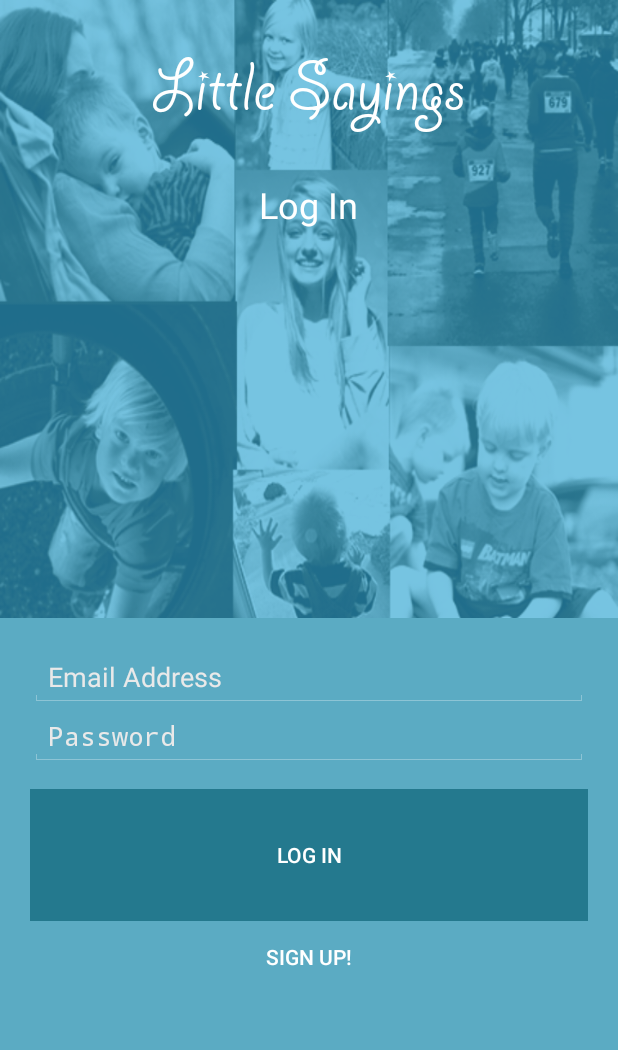
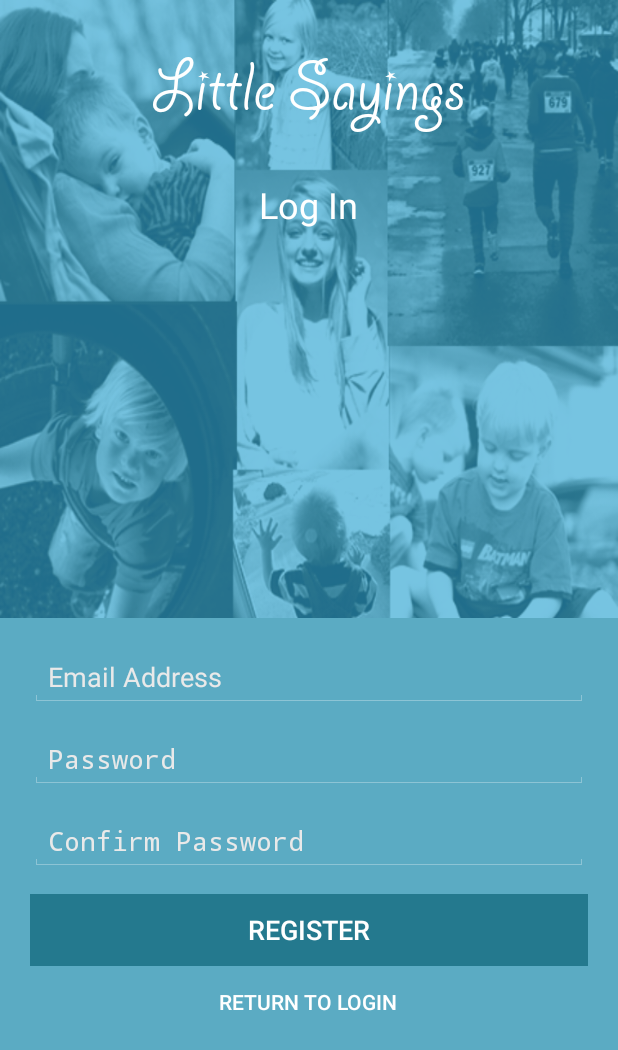
Before and after one commit to c3837433/Cross-Plaform, an Android app: the screen it shows after launch (LoginRegisterActivity), after a tap on "SIGN UP!", on a phone screen of 412 x 824 dp. Shown: the top 1050 px of the screen. Run offline under Robolectric (Android 15) with nearby library versions, the light colour scheme and no system bars; 2 statements that could not run were skipped.

Commit message:
User registers successfully and moves to the main list activity.

```diff
--- a/Sayings/app/src/main/AndroidManifest.xml
+++ b/Sayings/app/src/main/AndroidManifest.xml
@@ -23,6 +23,10 @@
             android:name=".LoginRegisterActivity"
             android:label="@string/title_activity_login_register" >
         </activity>
+        <activity
+            android:name=".SayingListActivity"
+            android:label="@string/title_activity_saying_list" >
+        </activity>
     </application>
 
 </manifest>
--- a/Sayings/app/src/main/java/com/example/angessmith/littlesayings/Fragment/LoginFragment.java
+++ b/Sayings/app/src/main/java/com/example/angessmith/littlesayings/Fragment/LoginFragment.java
@@ -1,4 +1,6 @@
 package com.example.angessmith.littlesayings.Fragment;
+
+// Created by AngeSSmith on 2/2/15.
 
 import android.app.Activity;
 import android.os.Bundle;
--- /dev/null
+++ b/Sayings/app/src/main/java/com/example/angessmith/littlesayings/Fragment/RegisterFragment.java
@@ -0,0 +1,112 @@
+package com.example.angessmith.littlesayings.Fragment;
+
+import android.app.Activity;
+import android.app.Fragment;
+import android.os.Bundle;
+import android.view.LayoutInflater;
+import android.view.View;
+import android.view.ViewGroup;
+import android.widget.Button;
+import android.widget.EditText;
+
+import com.example.angessmith.littlesayings.R;
+
+ // Created by AngeSSmith on 2/2/15.
+
+public class RegisterFragment extends Fragment implements View.OnClickListener {
+
+
+
+    // Create the tag
+    public static final String TAG = "LoginFragment.TAG";
+    // Set up the edit text views to get the entered data when user logs in
+    private EditText mRegEmailTextView;
+    private EditText mRegPasswordView;
+    private EditText mRevPasswordConfirmView;
+    // Define the listener interface for clicks
+    private OnRegisterFragmentButtonListener mListener;
+
+
+    public static RegisterFragment newInstance() {
+        return new RegisterFragment();
+    }
+
+    public RegisterFragment() {
+        // Required empty public constructor
+    }
+
+    @Override
+    public void onCreate(Bundle savedInstanceState) {
+        super.onCreate(savedInstanceState);
+
+    }
+
+    @Override
+    public View onCreateView(LayoutInflater inflater, ViewGroup container,
+                             Bundle savedInstanceState) {
+
+        // Inflate this layout
+        View view = inflater.inflate(R.layout.fragment_register, container, false);
+
+        // Get the buttons
+        Button registerButton = (Button) view.findViewById(R.id.register_user_button);
+        Button cancelButton = (Button) view.findViewById(R.id.register_cancel_button);
+
+        // set the button listeners
+        registerButton.setOnClickListener(this);
+        cancelButton.setOnClickListener(this);
+
+        // get email and password textfields set
+        mRegEmailTextView = (EditText)view.findViewById(R.id.register_email);
+        mRegPasswordView = (EditText) view.findViewById(R.id.register_password);
+        mRevPasswordConfirmView = (EditText) view.findViewById(R.id.register_password_conf);
+
+        // return the view
+        return view;
+
+    }
+
+
+    @Override
+    public void onAttach(Activity activity) {
+        super.onAttach(activity);
+        try {
+            mListener = (OnRegisterFragmentButtonListener) activity;
+        } catch (ClassCastException e) {
+            throw new ClassCastException(activity.toString()
+                    + " must implement OnFragmentInteractionListener");
+        }
+    }
+
+    @Override
+    public void onDetach() {
+        super.onDetach();
+        mListener = null;
+    }
+
+
+
+    public interface OnRegisterFragmentButtonListener {
+        // Define the methods to implement with the button listeners int eh activity
+        public void verifyRegistrationData(String email, String password, String password2);
+        public void registerCanceledReturnToLogInFragment();
+    }
+
+
+
+    @Override
+    public void onClick(View v) {
+        // see which button was selected
+        switch (v.getId()) {
+            case R.id.register_user_button:
+                // Get the entered values
+                mListener.verifyRegistrationData(mRegEmailTextView.getText().toString(), mRegPasswordView.getText().toString(),  mRevPasswordConfirmView.getText().toString());
+                break;
+            case R.id.register_cancel_button:
+                mListener.registerCanceledReturnToLogInFragment();
+                break;
+
+        }
+    }
+
+}
--- a/Sayings/app/src/main/java/com/example/angessmith/littlesayings/Launch.java
+++ b/Sayings/app/src/main/java/com/example/angessmith/littlesayings/Launch.java
@@ -16,6 +16,7 @@ public class Launch extends Activity {
 
     public static final String TAG = "Launch";
     public static final int LOGIN_REGISTER_INTENT = 9212011;
+    public static final int LIST_INTENT = 10112001;
 
     @Override
     protected void onCreate(Bundle savedInstanceState) {
@@ -31,6 +32,12 @@ public class Launch extends Activity {
         Parse.enableLocalDatastore(this);
         Parse.initialize(this, "N2wRnfGDdmtURsVA4IZfgXU5UdjREkHbQepbwxBv", "kUzQRnQ1mpbyVJ8rLnjbfUYUnIHYqTotnjstXcxu");
 
+        checkLogInAndSwitchViews();
+
+
+    }
+
+    private void checkLogInAndSwitchViews() {
         // Check network
         NetworkChecker networkChecker = new NetworkChecker(this);
         boolean canAccess = networkChecker.networkAvailable();
@@ -40,6 +47,8 @@ public class Launch extends Activity {
             if (currentUser != null) {
                 // user is logged in, move to saying list
                 Log.i(TAG, "User logged in");
+                Intent loggedInIntent = new Intent(this, SayingListActivity.class);
+                startActivityForResult(loggedInIntent, LIST_INTENT);
             } else {
                 // user needs to log in, move to login screen
                 Log.i(TAG, "User not logged in");
@@ -50,7 +59,15 @@ public class Launch extends Activity {
             // Unable to access internet, inform user
             Toast.makeText(this, "Please check your internet access.", Toast.LENGTH_LONG).show();
         }
+    }
 
+
+
+    @Override
+    protected void onRestart() {
+        super.onRestart();
+        // in case user moves back here after resetting internet or pressing the back button
+        checkLogInAndSwitchViews();
     }
 
 }
--- a/Sayings/app/src/main/res/layout/fragment_login.xml
+++ b/Sayings/app/src/main/res/layout/fragment_login.xml
@@ -39,8 +39,7 @@
                 android:layout_width="fill_parent"
                 android:layout_height="wrap_content"
                 android:orientation="vertical"
-                android:background="@color/dk_blue"
-                android:padding="20dp">
+                android:background="@color/dk_blue">
                 <Button
                     android:layout_width="wrap_content"
                     android:layout_height="wrap_content"
@@ -48,6 +47,7 @@
                     android:textColor="@color/white"
                     android:id="@+id/login_log_user_button"
                     android:layout_gravity="center_horizontal"
+                    android:textSize="18sp"
                     android:background="@null"/>
             </LinearLayout>
             <Button
--- /dev/null
+++ b/Sayings/app/src/main/res/layout/fragment_register.xml
@@ -0,0 +1,76 @@
+<?xml version="1.0" encoding="utf-8"?>
+<LinearLayout xmlns:android="http://schemas.android.com/apk/res/android"
+    android:orientation="vertical"
+    android:layout_width="match_parent"
+    android:layout_height="match_parent">
+    <LinearLayout
+        android:layout_width="fill_parent"
+        android:layout_height="wrap_content"
+        android:background="@color/lt_blue"
+        android:orientation="vertical"
+        android:padding="20dp">
+        <EditText
+            android:layout_width="match_parent"
+            android:layout_height="wrap_content"
+            android:inputType="textEmailAddress"
+            android:hint="Email Address"
+            android:theme="@android:style/Theme.Holo"
+            android:ems="10"
+            android:textColor="#ffffff"
+            android:textColorHint="#ffe9e9e9"
+            android:selectAllOnFocus="false"
+            android:id="@+id/register_email"
+            android:layout_gravity="center_horizontal"
+            android:layout_marginBottom="15dp"/>
+
+        <EditText
+            android:layout_width="match_parent"
+            android:layout_height="wrap_content"
+            android:inputType="textPassword"
+            android:theme="@android:style/Theme.Holo"
+            android:hint="Password"
+            android:textColor="#ffffff"
+            android:textColorHint="#ffe9e9e9"
+            android:ems="10"
+            android:id="@+id/register_password"
+            android:layout_marginBottom="15dp"/>
+        <EditText
+            android:layout_width="match_parent"
+            android:layout_height="wrap_content"
+            android:inputType="textPassword"
+            android:theme="@android:style/Theme.Holo"
+            android:hint="Confirm Password"
+            android:textColor="#ffffff"
+            android:textColorHint="#ffe9e9e9"
+            android:ems="10"
+            android:id="@+id/register_password_conf"
+            android:layout_marginBottom="15dp"/>
+
+
+        <LinearLayout
+            android:layout_width="fill_parent"
+            android:layout_height="wrap_content"
+            android:orientation="vertical"
+            android:background="@color/dk_blue">
+            <Button
+                android:layout_width="wrap_content"
+                android:layout_height="wrap_content"
+                android:text="Register"
+                android:textColor="@color/white"
+                android:id="@+id/register_user_button"
+                android:layout_gravity="center_horizontal"
+                android:textSize="18sp"
+                android:background="@null"/>
+        </LinearLayout>
+        <Button
+            android:layout_width="wrap_content"
+            android:layout_height="wrap_content"
+            android:id="@+id/register_cancel_button"
+            android:text="Return to Login"
+            android:background="@null"
+            android:textColor="@color/white"
+            android:layout_gravity="center_horizontal"/>
+
+    </LinearLayout>
+
+</LinearLayout>
--- a/Sayings/app/src/main/res/values/strings.xml
+++ b/Sayings/app/src/main/res/values/strings.xml
@@ -6,5 +6,6 @@
     <string name="action_settings">Settings</string>
     <string name="title_activity_login_register">LoginRegisterActivity</string>
     <string name="hello_blank_fragment">Hello blank fragment</string>
+    <string name="title_activity_saying_list">SayingListActivity</string>
 
 </resources>
```
Also changed, not shown: Sayings/app/src/main/java/com/example/angessmith/littlesayings/LoginRegisterActivity.java (+94 -1 lines), Sayings/app/src/main/java/com/example/angessmith/littlesayings/SayingListActivity.java (added, +39 -0 lines), Sayings/app/src/main/res/layout/activity_saying_list.xml (added, +12 -0 lines), Sayings/app/src/main/res/menu/menu_saying_list.xml (added, +7 -0 lines).
